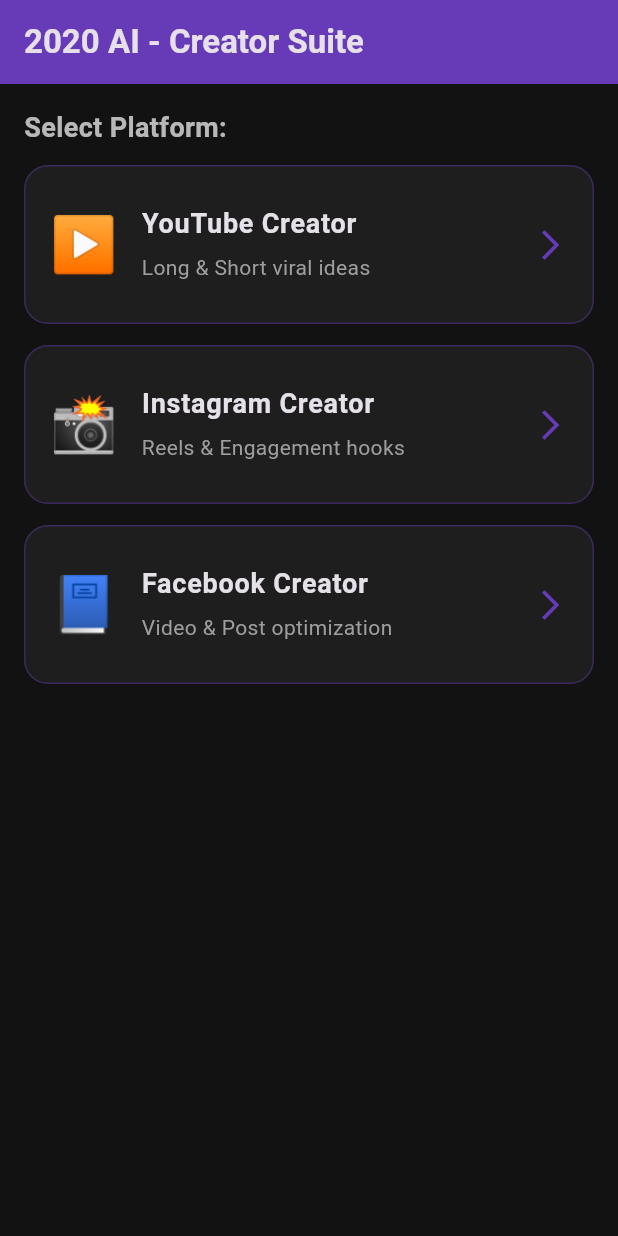
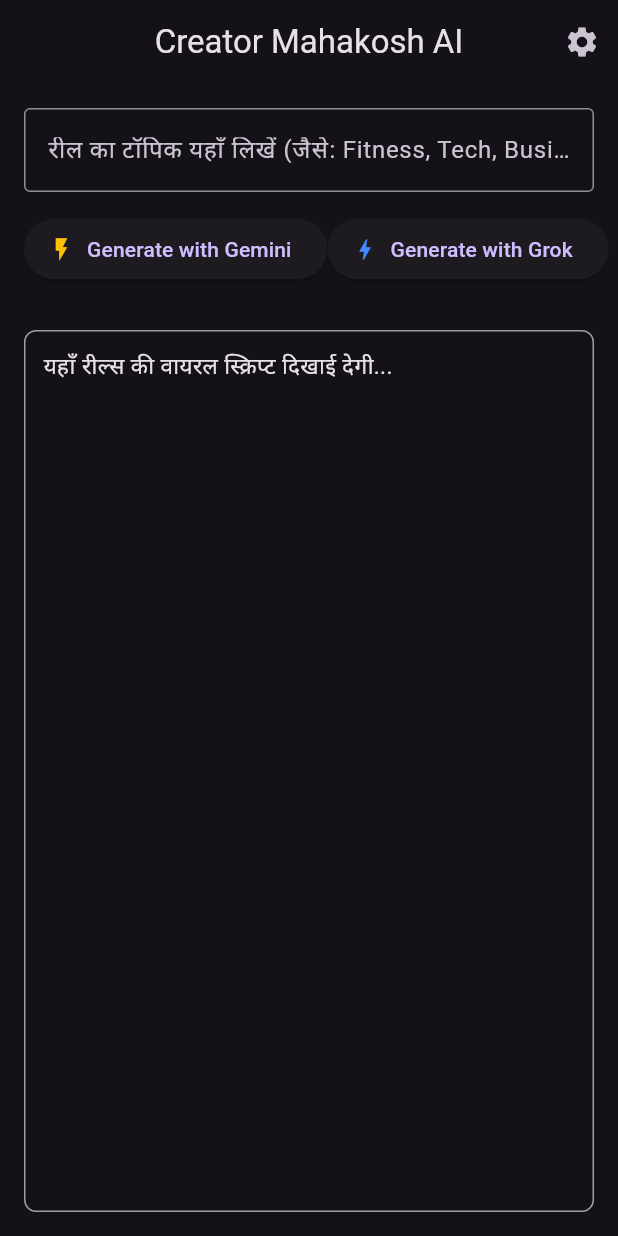
Before and after one commit to tarun225601-star/Vizia-app, a Flutter app: the screen it shows after launch, on a phone screen of 412 x 824 dp. Run offline on Flutter 3.47's test engine with Material 3 defaults, Android fonts, the phone set to English and light mode, and no system bars; our stand-ins replace shared_preferences.

Commit message:
Update main.dart

```diff
--- a/lib/main.dart
+++ b/lib/main.dart
@@ -1,138 +1,189 @@
-import 'dart:convert';
 import 'package:flutter/material.dart';
 import 'package:http/http.dart' as http;
+import 'dart:convert';
+import 'package:shared_preferences/shared_preferences.dart';
 
 void main() {
-  runApp(const MyApp());
+  runApp(const CreatorMahakoshApp());
 }
 
-class MyApp extends StatelessWidget {
-  const MyApp({super.key});
+class CreatorMahakoshApp extends StatelessWidget {
+  const CreatorMahakoshApp({super.key});
 
   @override
   Widget build(BuildContext context) {
     return MaterialApp(
-      title: '2020 AI',
       debugShowCheckedModeBanner: false,
-      theme: ThemeData(
-        brightness: Brightness.dark,
-        primarySwatch: Colors.deepPurple,
-        scaffoldBackgroundColor: const Color(0xFF121212),
-      ),
-      home: const CreatorHomeScreen(),
+      title: 'Creator Mahakosh AI',
+      theme: ThemeData.dark(),
+      home: const ReelsGeneratorScreen(),
     );
   }
 }
 
-class CreatorHomeScreen extends StatelessWidget {
-  const CreatorHomeScreen({super.key});
-
-  final List<Map<String, String>> platforms = const [
-    {"title": "YouTube Creator", "icon": "▶️", "desc": "Long & Short viral ideas"},
-    {"title": "Instagram Creator", "icon": "📸", "desc": "Reels & Engagement hooks"},
-    {"title": "Facebook Creator", "icon": "📘", "desc": "Video & Post optimization"},
-  ];
+class ReelsGeneratorScreen extends StatefulWidget {
+  const ReelsGeneratorScreen({super.key});
 
   @override
-  Widget build(BuildContext context) {
-    return Scaffold(
-      appBar: AppBar(
-        title: const Text('2020 AI - Creator Suite', style: TextStyle(fontWeight: FontWeight.bold)),
-        backgroundColor: Colors.deepPurple,
+  State<ReelsGeneratorScreen> createState() => _ReelsGeneratorScreenState();
+}
+
+class _ReelsGeneratorScreenState extends State<ReelsGeneratorScreen> {
+  final TextEditingController _topicController = TextEditingController();
+  String _scriptOutput = "यहाँ रील्स की वायरल स्क्रिप्ट दिखाई देगी...";
+  bool _isLoading = false;
+
+  // एपीआई की सेव करने के लिए कंट्रोलर्स
+  final TextEditingController _geminiKeyController = TextEditingController();
+  final TextEditingController _grokKeyController = TextEditingController();
+
+  @override
+  void initState() {
+    super.initState();
+    _loadSavedKeys(); // ऐप शुरू होते ही सेव की हुई की लोड कर लेगा
+  }
+
+  // मोबाइल की मेमोरी से एपीआई की लोड करना
+  Future<void> _loadSavedKeys() async {
+    final prefs = await SharedPreferences.getInstance();
+    setState(() {
+      _geminiKeyController.text = prefs.getString('gemini_key') ?? '';
+      _grokKeyController.text = prefs.getString('grok_key') ?? '';
+    });
+  }
+
+  // कोने में सेटिंग डायलॉग बॉक्स दिखाने का फंक्शन
+  void _openSettingsDialog(BuildContext context) {
+    showDialog(
+      context: context,
+      builder: (context) {
+        return AlertDialog(
+          title: const Text('API Settings'),
+          content: SingleChildScrollView(
+            child: Column(
+              mainAxisSize: MainAxisSize.min,
+              children: [
+                TextField(
+                  controller: _geminiKeyController,
+                  decoration: const InputDecoration(
+                    labelText: 'Gemini API Key डाल',
+                    border: OutlineInputBorder(),
                   ),
-      body: Padding(
-        padding: const EdgeInsets.all(16.0),
-        child: Column(
-          crossAxisAlignment: CrossAxisAlignment.start,
-          children: [
-            const Text(
-              "Select Platform:",
-              style: TextStyle(fontSize: 18, fontWeight: FontWeight.bold, color: Colors.white70),
                 ),
                 const SizedBox(height: 12),
-            Expanded(
-              child: ListView.builder(
-                itemCount: platforms.length,
-                itemBuilder: (context, index) {
-                  final item = platforms[index];
-                  return Container(
-                    margin: const EdgeInsets.only(bottom: 14),
-                    decoration: BoxDecoration(
-                      color: const Color(0xFF1E1E1E),
-                      borderRadius: BorderRadius.circular(16),
-                      border: Border.all(color: Colors.deepPurple.withOpacity(0.4)),
-                    ),
-                    child: ListTile(
-                      contentPadding: const EdgeInsets.all(16),
-                      leading: Text(item['icon']!, style: const TextStyle(fontSize: 36)),
-                      title: Text(
-                        item['title']!,
-                        style: const TextStyle(fontSize: 18, fontWeight: FontWeight.bold),
-                      ),
-                      subtitle: Padding(
-                        padding: const EdgeInsets.only(top: 6.0),
-                        child: Text(item['desc']!, style: const TextStyle(color: Colors.grey)),
-                      ),
-                      trailing: const Icon(Icons.arrow_forward_ios, color: Colors.deepPurple),
-                      onTap: () {
-                        Navigator.push(
-                          context,
-                          MaterialPageRoute(
-                            builder: (context) => CreatorGeneratorScreen(platformName: item['title']!),
-                          ),
-                        );
-                      },
-                    ),
-                  );
-                },
+                TextField(
+                  controller: _grokKeyController,
+                  decoration: const InputDecoration(
+                    labelText: 'Grok API Key डाल',
+                    border: OutlineInputBorder(),
                   ),
                 ),
               ],
             ),
           ),
+          actions: [
+            TextButton(
+              onPressed: () => Navigator.pop(context),
+              child: const Text('Cancel'),
+            ),
+            ElevatedButton(
+              onPressed: () async {
+                final prefs = await SharedPreferences.getInstance();
+                await prefs.setString('gemini_key', _geminiKeyController.text.trim());
+                await prefs.setString('grok_key', _grokKeyController.text.trim());
+                Navigator.pop(context);
+                ScaffoldMessenger.of(context).showSnackBar(
+                  const SnackBar(content: Text('API Keys Successfully Saved!')),
                 );
+              },
+              child: const Text('Save'),
+            ),
+          ],
+        );
+      },
+    );
+  }
+
+  // 1. Google Gemini से स्क्रिप्ट जनरेट करने का फंक्शन
+  Future<void> generateReelsWithGemini(String topic) async {
+    String apiKey = _geminiKeyController.text.trim();
+    if (apiKey.isEmpty) {
+      setState(() {
+        _scriptOutput = "भाई पहले कोने वाली सेटिंग से Gemini की API Key डाल!";
+      });
+      return;
+    }
+
+    const url = "https://generativelanguage.googleapis.com/v1beta/models/gemini-1.5-flash:generateContent?key=";
+    final fullUrl = "$url$apiKey";
+
+    setState(() {
+      _isLoading = true;
+      _scriptOutput = "Gemini वायरल स्क्रिप्ट तैयार कर रहा है...";
+    });
+
+    String prompt = "Act as an expert Instagram Reels scriptwriter. Create a highly engaging, viral 30-second reel script for the topic: '$topic'. Include a powerful Hook (first 3 seconds), Main Body, and a strong Call to Action (CTA) with relevant hashtags in Hinglish.";
+
+    try {
+      final response = await http.post(
+        Uri.parse(fullUrl),
+        headers: {"Content-Type": "application/json"},
+        body: jsonEncode({
+          "contents": [{"parts": [{"text": prompt}]}]
+        }),
+      );
+
+      if (response.statusCode == 200) {
+        final data = jsonDecode(response.body);
+        setState(() {
+          _scriptOutput = data['candidates'][0]['content']['parts'][0]['text'];
+        });
+      } else {
+        setState(() {
+          _scriptOutput = "Gemini Error: ${response.body}";
+        });
+      }
+    } catch (e) {
+      setState(() {
+        _scriptOutput = "Exception: $e";
+      });
+    } finally {
+      setState(() {
+        _isLoading = false;
+      });
     }
   }
 
-class CreatorGeneratorScreen extends StatefulWidget {
-  final String platformName;
-  const CreatorGeneratorScreen({super.key, required this.platformName});
-
-  @override
-  State<CreatorGeneratorScreen> createState() => _CreatorGeneratorScreenState();
+  // 2. Grok API से स्क्रिप्ट जनरेट करने का फंक्शन
+  Future<void> generateReelsWithGrok(String topic) async {
+    String apiKey = _grokKeyController.text.trim();
+    if (apiKey.isEmpty) {
+      setState(() {
+        _scriptOutput = "भाई पहले कोने वाली सेटिंग से Grok की API Key डाल!";
+      });
+      return;
     }
 
-class _CreatorGeneratorScreenState extends State<CreatorGeneratorScreen> {
-  final TextEditingController _controller = TextEditingController();
-  String _output = "";
-  bool _isLoading = false;
-
-  final String apiKey = "TERI_API_KEY_YAHAN_DAL";
-
-  Future<void> _generateContent() async {
-    if (_controller.text.isEmpty) return;
+    const url = "https://api.x.ai/v1/chat/completions";
 
     setState(() {
       _isLoading = true;
-      _output = "";
+      _scriptOutput = "Grok ट्रेंडिंग डेटा के साथ स्क्रिप्ट तैयार कर रहा है...";
     });
 
+    String prompt = "Act as an expert viral content creator. Write a catchy and trending Instagram Reel script for the topic: '$topic'. Make it punchy, engaging, and format it with Hook, Body, and CTA in Hinglish.";
+
     try {
-      final url = Uri.parse(
-          "https://generativelanguage.googleapis.com/v1beta/models/gemini-1.5-flash:generateContent?key=$apiKey");
-
       final response = await http.post(
-        url,
-        headers: {"Content-Type": "application/json"},
+        Uri.parse(url),
+        headers: {
+          "Content-Type": "application/json",
+          "Authorization": "Bearer $apiKey",
+        },
         body: jsonEncode({
-          "contents": [
-            {
-              "parts": [
-                {
-                  "text": "Act as an expert viral content creator for ${widget.platformName}. Generate a hook, script, and hashtags for this topic/idea: ${_controller.text}"
-                }
-              ]
-            }
+          "model": "grok-beta",
+          "messages": [
+            {"role": "user", "content": prompt}
           ]
         }),
       );
@@ -140,16 +191,16 @@
       if (response.statusCode == 200) {
         final data = jsonDecode(response.body);
         setState(() {
-          _output = data['candidates'][0]['content']['parts'][0]['text'];
+          _scriptOutput = data['choices'][0]['message']['content'];
         });
       } else {
         setState(() {
-          _output = "Error: Failed to fetch response (${response.statusCode})";
+          _scriptOutput = "Grok Error: ${response.body}";
         });
       }
     } catch (e) {
       setState(() {
-        _output = "Exception: $e";
+        _scriptOutput = "Exception: $e";
       });
     } finally {
       setState(() {
@@ -161,45 +212,69 @@
   @override
   Widget build(BuildContext context) {
     return Scaffold(
-      appBar: AppBar(title: Text(widget.platformName)),
+      appBar: AppBar(
+        title: const Text('Creator Mahakosh AI'),
+        centerTitle: true,
+        actions: [
+          // कोने में सेटिंग बटन
+          IconButton(
+            icon: const Icon(Icons.settings),
+            onPressed: () => _openSettingsDialog(context),
+            tooltip: 'API Settings',
+          ),
+        ],
+      ),
       body: Padding(
         padding: const EdgeInsets.all(16.0),
         child: Column(
           children: [
             TextField(
-              controller: _controller,
-              maxLines: 3,
-              decoration: InputDecoration(
-                hintText: "अपना वीडियो टॉपिक यहाँ लिखें...",
-                filled: true,
-                fillColor: const Color(0xFF1E1E1E),
-                border: OutlineInputBorder(borderRadius: BorderRadius.circular(12)),
+              controller: _topicController,
+              decoration: const InputDecoration(
+                labelText: 'रील का टॉपिक यहाँ लिखें (जैसे: Fitness, Tech, Business)...',
+                border: OutlineInputBorder(),
               ),
             ),
-            const SizedBox(height: 16),
-            SizedBox(
-              width: double.infinity,
-              height: 50,
-              child: ElevatedButton(
-                style: ElevatedButton.styleFrom(backgroundColor: Colors.deepPurple),
-                onPressed: _isLoading ? null : _generateContent,
-                child: _isLoading
-                    ? const CircularProgressIndicator(color: Colors.white)
-                    : const Text('Generate Viral Content 🚀', style: TextStyle(fontSize: 16)),
+            const SizedBox(height: 14),
+            Row(
+              mainAxisAlignment: MainAxisAlignment.spaceEvenly,
+              children: [
+                ElevatedButton.icon(
+                  onPressed: _isLoading ? null : () {
+                    if (_topicController.text.isNotEmpty) {
+                      generateReelsWithGemini(_topicController.text);
+                    }
+                  },
+                  icon: const Icon(Icons.flash_on, color: Colors.amber),
+                  label: const Text('Generate with Gemini'),
                 ),
+                ElevatedButton.icon(
+                  onPressed: _isLoading ? null : () {
+                    if (_topicController.text.isNotEmpty) {
+                      generateReelsWithGrok(_topicController.text);
+                    }
+                  },
+                  icon: const Icon(Icons.bolt, color: Colors.blueAccent),
+                  label: const Text('Generate with Grok'),
+                ),
+              ],
             ),
             const SizedBox(height: 20),
+            _isLoading
+                ? const CircularProgressIndicator()
+                : const SizedBox.shrink(),
+            const SizedBox(height: 10),
             Expanded(
-              child: SingleChildScrollView(
               child: Container(
                 width: double.infinity,
                 padding: const EdgeInsets.all(12),
                 decoration: BoxDecoration(
-                    color: const Color(0xFF1E1E1E),
-                    borderRadius: BorderRadius.circular(12),
+                  border: Border.all(color: Colors.grey),
+                  borderRadius: BorderRadius.circular(8),
                 ),
+                child: SingleChildScrollView(
                   child: Text(
-                    _output.isEmpty ? "वायरल स्क्रिप्ट यहाँ दिखाई देगी..." : _output,
+                    _scriptOutput,
                     style: const TextStyle(fontSize: 15, height: 1.4),
                   ),
                 ),
```
Lines whose indentation alone changed are shown as unchanged.
